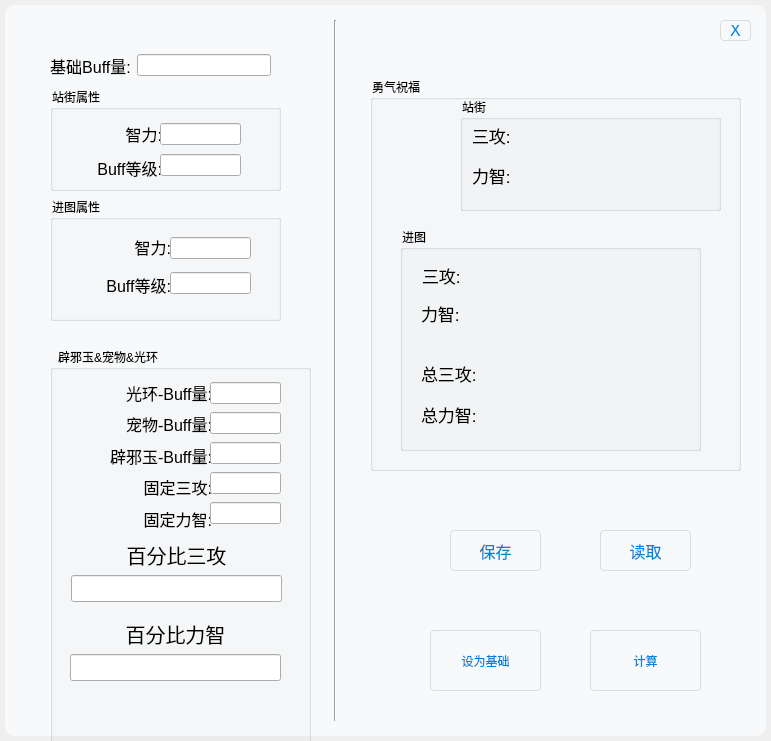
Old version of the form UI.ui in the repository Vixiu/count_buff.
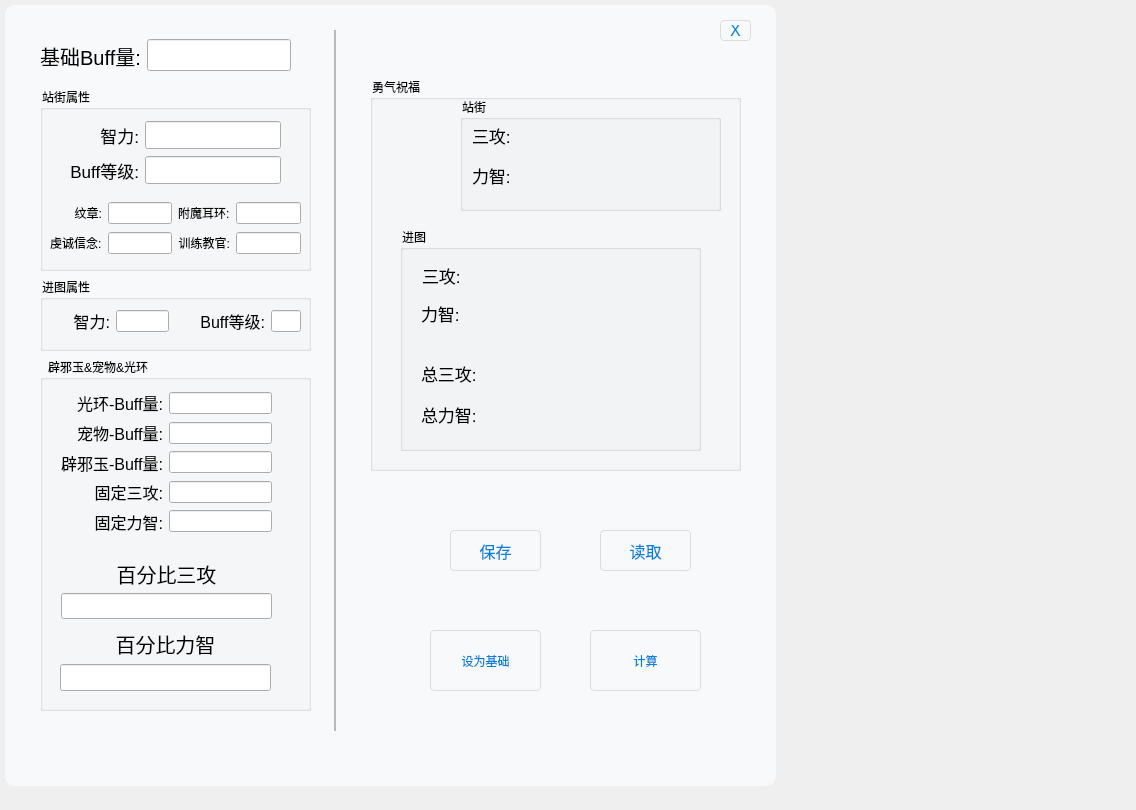
New version of the form. Icons and pictures are not drawn.

The edit to the form file:
```diff
--- a/UI.ui
+++ b/UI.ui
@@ -6,8 +6,8 @@
    <rect>
     <x>0</x>
     <y>0</y>
-    <width>771</width>
-    <height>741</height>
+    <width>1136</width>
+    <height>810</height>
    </rect>
   </property>
   <property name="windowTitle">
@@ -18,8 +18,8 @@
     <rect>
      <x>0</x>
      <y>0</y>
-     <width>771</width>
-     <height>741</height>
+     <width>781</width>
+     <height>791</height>
     </rect>
    </property>
    <property name="styleSheet">
@@ -694,11 +694,17 @@
     <property name="geometry">
      <rect>
       <x>320</x>
-      <y>20</y>
+      <y>30</y>
       <width>31</width>
       <height>701</height>
      </rect>
     </property>
+    <property name="lineWidth">
+     <number>0</number>
+    </property>
+    <property name="midLineWidth">
+     <number>2</number>
+    </property>
     <property name="orientation">
      <enum>Qt::Vertical</enum>
     </property>
@@ -706,27 +712,39 @@
    <widget class="QGroupBox" name="groupBox_6">
     <property name="geometry">
      <rect>
-      <x>50</x>
-      <y>200</y>
-      <width>231</width>
-      <height>121</height>
+      <x>40</x>
+      <y>280</y>
+      <width>271</width>
+      <height>71</height>
      </rect>
     </property>
     <property name="title">
      <string>进图属性</string>
     </property>
-    <widget class="QWidget" name="layoutWidget_9">
+    <widget class="QWidget" name="layoutWidget">
      <property name="geometry">
       <rect>
        <x>20</x>
-       <y>30</y>
-       <width>101</width>
-       <height>71</height>
+       <y>20</y>
+       <width>241</width>
+       <height>42</height>
       </rect>
      </property>
-     <layout class="QVBoxLayout" name="verticalLayout_11">
+     <layout class="QHBoxLayout" name="horizontalLayout_8">
       <item>
-       <widget class="QLabel" name="label_15">
+       <widget class="QLabel" name="label_17">
+        <property name="minimumSize">
+         <size>
+          <width>50</width>
+          <height>40</height>
+         </size>
+        </property>
+        <property name="maximumSize">
+         <size>
+          <width>50</width>
+          <height>40</height>
+         </size>
+        </property>
         <property name="font">
          <font>
           <pointsize>12</pointsize>
@@ -740,38 +758,51 @@
         </property>
        </widget>
       </item>
-      <item>
-       <widget class="QLabel" name="label_32">
-        <property name="font">
-         <font>
-          <pointsize>12</pointsize>
-         </font>
-        </property>
-        <property name="text">
-         <string>Buff等级:</string>
-        </property>
-        <property name="alignment">
-         <set>Qt::AlignRight|Qt::AlignTrailing|Qt::AlignVCenter</set>
-        </property>
-       </widget>
-      </item>
-     </layout>
-    </widget>
-    <widget class="QWidget" name="verticalLayoutWidget_8">
-     <property name="geometry">
-      <rect>
-       <x>120</x>
-       <y>30</y>
-       <width>81</width>
-       <height>71</height>
-      </rect>
-     </property>
-     <layout class="QVBoxLayout" name="verticalLayout_12">
       <item>
        <widget class="QLineEdit" name="jt_zhili"/>
       </item>
       <item>
-       <widget class="QLineEdit" name="jt_lv"/>
+       <widget class="QLabel" name="label_33">
+        <property name="minimumSize">
+         <size>
+          <width>90</width>
+          <height>40</height>
+         </size>
+        </property>
+        <property name="maximumSize">
+         <size>
+          <width>90</width>
+          <height>40</height>
+         </size>
+        </property>
+        <property name="font">
+         <font>
+          <pointsize>12</pointsize>
+         </font>
+        </property>
+        <property name="text">
+         <string>Buff等级:</string>
+        </property>
+        <property name="alignment">
+         <set>Qt::AlignRight|Qt::AlignTrailing|Qt::AlignVCenter</set>
+        </property>
+       </widget>
+      </item>
+      <item>
+       <widget class="QLineEdit" name="jt_lv">
+        <property name="minimumSize">
+         <size>
+          <width>30</width>
+          <height>0</height>
+         </size>
+        </property>
+        <property name="maximumSize">
+         <size>
+          <width>30</width>
+          <height>16777215</height>
+         </size>
+        </property>
+       </widget>
       </item>
      </layout>
     </widget>
@@ -779,30 +810,30 @@
    <widget class="QGroupBox" name="groupBox_5">
     <property name="geometry">
      <rect>
-      <x>50</x>
+      <x>40</x>
       <y>90</y>
-      <width>231</width>
-      <height>101</height>
+      <width>271</width>
+      <height>181</height>
      </rect>
     </property>
     <property name="title">
      <string>站街属性</string>
     </property>
-    <widget class="QWidget" name="layoutWidget_8">
+    <widget class="QWidget" name="layoutWidget">
      <property name="geometry">
       <rect>
-       <x>20</x>
+       <x>30</x>
        <y>30</y>
-       <width>92</width>
-       <height>61</height>
+       <width>211</width>
+       <height>65</height>
       </rect>
      </property>
-     <layout class="QVBoxLayout" name="verticalLayout_9">
-      <item>
+     <layout class="QGridLayout" name="gridLayout_4">
+      <item row="0" column="0">
        <widget class="QLabel" name="label_3">
         <property name="font">
          <font>
-          <pointsize>12</pointsize>
+          <pointsize>13</pointsize>
          </font>
         </property>
         <property name="text">
@@ -813,11 +844,26 @@
         </property>
        </widget>
       </item>
-      <item>
+      <item row="0" column="1">
+       <widget class="QLineEdit" name="zj_zhili">
+        <property name="font">
+         <font>
+          <pointsize>13</pointsize>
+         </font>
+        </property>
+        <property name="inputMask">
+         <string/>
+        </property>
+        <property name="alignment">
+         <set>Qt::AlignCenter</set>
+        </property>
+       </widget>
+      </item>
+      <item row="1" column="0">
        <widget class="QLabel" name="label_5">
         <property name="font">
          <font>
-          <pointsize>12</pointsize>
+          <pointsize>13</pointsize>
          </font>
         </property>
         <property name="text">
@@ -834,23 +880,91 @@
         </property>
        </widget>
       </item>
+      <item row="1" column="1">
+       <widget class="QLineEdit" name="zl_lv">
+        <property name="font">
+         <font>
+          <pointsize>13</pointsize>
+         </font>
+        </property>
+        <property name="alignment">
+         <set>Qt::AlignCenter</set>
+        </property>
+       </widget>
+      </item>
      </layout>
     </widget>
-    <widget class="QWidget" name="verticalLayoutWidget_7">
+    <widget class="QWidget" name="layoutWidget">
      <property name="geometry">
       <rect>
-       <x>110</x>
-       <y>30</y>
-       <width>81</width>
-       <height>61</height>
+       <x>10</x>
+       <y>110</y>
+       <width>251</width>
+       <height>57</height>
       </rect>
      </property>
-     <layout class="QVBoxLayout" name="verticalLayout_10">
-      <item>
-       <widget class="QLineEdit" name="zj_zhili"/>
+     <layout class="QGridLayout" name="gridLayout">
+      <item row="0" column="0">
+       <widget class="QLabel" name="label_9">
+        <property name="text">
+         <string>纹章:</string>
+        </property>
+        <property name="alignment">
+         <set>Qt::AlignRight|Qt::AlignTrailing|Qt::AlignVCenter</set>
+        </property>
+       </widget>
       </item>
-      <item>
-       <widget class="QLineEdit" name="zl_lv"/>
+      <item row="0" column="1">
+       <widget class="QLineEdit" name="zj_xz">
+        <property name="text">
+         <string/>
+        </property>
+       </widget>
+      </item>
+      <item row="0" column="2">
+       <widget class="QLabel" name="label_2">
+        <property name="text">
+         <string>附魔耳环:</string>
+        </property>
+       </widget>
+      </item>
+      <item row="0" column="3">
+       <widget class="QLineEdit" name="zj_eh">
+        <property name="text">
+         <string/>
+        </property>
+       </widget>
+      </item>
+      <item row="1" column="0">
+       <widget class="QLabel" name="label_7">
+        <property name="text">
+         <string>虔诚信念:</string>
+        </property>
+       </widget>
+      </item>
+      <item row="1" column="1">
+       <widget class="QLineEdit" name="zj_bd">
+        <property name="text">
+         <string/>
+        </property>
+       </widget>
+      </item>
+      <item row="1" column="2">
+       <widget class="QLabel" name="label_4">
+        <property name="text">
+         <string>训练教官:</string>
+        </property>
+        <property name="alignment">
+         <set>Qt::AlignRight|Qt::AlignTrailing|Qt::AlignVCenter</set>
+        </property>
+       </widget>
+      </item>
+      <item row="1" column="3">
+       <widget class="QLineEdit" name="zj_gh">
+        <property name="text">
+         <string/>
+        </property>
+       </widget>
       </item>
      </layout>
     </widget>
@@ -858,136 +972,22 @@
    <widget class="QGroupBox" name="groupBox_4">
     <property name="geometry">
      <rect>
-      <x>50</x>
-      <y>350</y>
-      <width>261</width>
-      <height>441</height>
+      <x>40</x>
+      <y>360</y>
+      <width>271</width>
+      <height>351</height>
      </rect>
     </property>
     <property name="title">
      <string>辟邪玉&amp;&amp;宠物&amp;&amp;光环</string>
     </property>
-    <widget class="QWidget" name="verticalLayoutWidget_5">
-     <property name="geometry">
-      <rect>
-       <x>20</x>
-       <y>30</y>
-       <width>142</width>
-       <height>151</height>
-      </rect>
-     </property>
-     <layout class="QVBoxLayout" name="verticalLayout_7">
-      <item>
-       <widget class="QLabel" name="label_16">
-        <property name="font">
-         <font>
-          <pointsize>12</pointsize>
-         </font>
-        </property>
-        <property name="text">
-         <string>光环-Buff量:</string>
-        </property>
-        <property name="alignment">
-         <set>Qt::AlignRight|Qt::AlignTrailing|Qt::AlignVCenter</set>
-        </property>
-       </widget>
-      </item>
-      <item>
-       <widget class="QLabel" name="label">
-        <property name="font">
-         <font>
-          <pointsize>12</pointsize>
-         </font>
-        </property>
-        <property name="text">
-         <string>宠物-Buff量:</string>
-        </property>
-        <property name="alignment">
-         <set>Qt::AlignRight|Qt::AlignTrailing|Qt::AlignVCenter</set>
-        </property>
-       </widget>
-      </item>
-      <item>
-       <widget class="QLabel" name="label_12">
-        <property name="font">
-         <font>
-          <pointsize>12</pointsize>
-         </font>
-        </property>
-        <property name="text">
-         <string>辟邪玉-Buff量:</string>
-        </property>
-        <property name="alignment">
-         <set>Qt::AlignRight|Qt::AlignTrailing|Qt::AlignVCenter</set>
-        </property>
-       </widget>
-      </item>
-      <item>
-       <widget class="QLabel" name="label_10">
-        <property name="font">
-         <font>
-          <pointsize>12</pointsize>
-         </font>
-        </property>
-        <property name="text">
-         <string>固定三攻:</string>
-        </property>
-        <property name="alignment">
-         <set>Qt::AlignRight|Qt::AlignTrailing|Qt::AlignVCenter</set>
-        </property>
-       </widget>
-      </item>
-      <item>
-       <widget class="QLabel" name="label_18">
-        <property name="font">
-         <font>
-          <pointsize>12</pointsize>
-         </font>
-        </property>
-        <property name="text">
-         <string>固定力智:</string>
-        </property>
-        <property name="alignment">
-         <set>Qt::AlignRight|Qt::AlignTrailing|Qt::AlignVCenter</set>
-        </property>
-       </widget>
-      </item>
-     </layout>
-    </widget>
-    <widget class="QWidget" name="verticalLayoutWidget_6">
-     <property name="geometry">
-      <rect>
-       <x>160</x>
-       <y>30</y>
-       <width>71</width>
-       <height>151</height>
-      </rect>
-     </property>
-     <layout class="QVBoxLayout" name="verticalLayout_8">
-      <item>
-       <widget class="QLineEdit" name="buff_gh"/>
-      </item>
-      <item>
-       <widget class="QLineEdit" name="buff_cw"/>
-      </item>
-      <item>
-       <widget class="QLineEdit" name="buff_bxy"/>
-      </item>
-      <item>
-       <widget class="QLineEdit" name="sg_guding"/>
-      </item>
-      <item>
-       <widget class="QLineEdit" name="lz_guding"/>
-      </item>
-     </layout>
-    </widget>
     <widget class="QWidget" name="layoutWidget_7">
      <property name="geometry">
       <rect>
        <x>21</x>
-       <y>191</y>
+       <y>201</y>
        <width>211</width>
-       <height>61</height>
+       <height>58</height>
       </rect>
      </property>
      <layout class="QVBoxLayout" name="verticalLayout">
@@ -1014,6 +1014,9 @@
           <underline>false</underline>
          </font>
         </property>
+        <property name="alignment">
+         <set>Qt::AlignCenter</set>
+        </property>
        </widget>
       </item>
      </layout>
@@ -1050,6 +1053,131 @@
           <pointsize>12</pointsize>
          </font>
         </property>
+        <property name="alignment">
+         <set>Qt::AlignCenter</set>
+        </property>
+       </widget>
+      </item>
+     </layout>
+    </widget>
+    <widget class="QWidget" name="layoutWidget">
+     <property name="geometry">
+      <rect>
+       <x>21</x>
+       <y>31</y>
+       <width>211</width>
+       <height>142</height>
+      </rect>
+     </property>
+     <layout class="QGridLayout" name="gridLayout_2">
+      <item row="0" column="0">
+       <widget class="QLabel" name="label_16">
+        <property name="font">
+         <font>
+          <pointsize>12</pointsize>
+         </font>
+        </property>
+        <property name="text">
+         <string>光环-Buff量:</string>
+        </property>
+        <property name="alignment">
+         <set>Qt::AlignRight|Qt::AlignTrailing|Qt::AlignVCenter</set>
+        </property>
+       </widget>
+      </item>
+      <item row="0" column="1">
+       <widget class="QLineEdit" name="buff_gh">
+        <property name="alignment">
+         <set>Qt::AlignCenter</set>
+        </property>
+       </widget>
+      </item>
+      <item row="1" column="0">
+       <widget class="QLabel" name="label">
+        <property name="font">
+         <font>
+          <pointsize>12</pointsize>
+         </font>
+        </property>
+        <property name="text">
+         <string>宠物-Buff量:</string>
+        </property>
+        <property name="alignment">
+         <set>Qt::AlignRight|Qt::AlignTrailing|Qt::AlignVCenter</set>
+        </property>
+       </widget>
+      </item>
+      <item row="1" column="1">
+       <widget class="QLineEdit" name="buff_cw">
+        <property name="alignment">
+         <set>Qt::AlignCenter</set>
+        </property>
+       </widget>
+      </item>
+      <item row="2" column="0">
+       <widget class="QLabel" name="label_12">
+        <property name="font">
+         <font>
+          <pointsize>12</pointsize>
+         </font>
+        </property>
+        <property name="text">
+         <string>辟邪玉-Buff量:</string>
+        </property>
+        <property name="alignment">
+         <set>Qt::AlignRight|Qt::AlignTrailing|Qt::AlignVCenter</set>
+        </property>
+       </widget>
+      </item>
+      <item row="2" column="1">
+       <widget class="QLineEdit" name="buff_bxy">
+        <property name="alignment">
+         <set>Qt::AlignCenter</set>
+        </property>
+       </widget>
+      </item>
+      <item row="3" column="0">
+       <widget class="QLabel" name="label_10">
+        <property name="font">
+         <font>
+          <pointsize>12</pointsize>
+         </font>
+        </property>
+        <property name="text">
+         <string>固定三攻:</string>
+        </property>
+        <property name="alignment">
+         <set>Qt::AlignRight|Qt::AlignTrailing|Qt::AlignVCenter</set>
+        </property>
+       </widget>
+      </item>
+      <item row="3" column="1">
+       <widget class="QLineEdit" name="sg_guding">
+        <property name="alignment">
+         <set>Qt::AlignCenter</set>
+        </property>
+       </widget>
+      </item>
+      <item row="4" column="0">
+       <widget class="QLabel" name="label_18">
+        <property name="font">
+         <font>
+          <pointsize>12</pointsize>
+         </font>
+        </property>
+        <property name="text">
+         <string>固定力智:</string>
+        </property>
+        <property name="alignment">
+         <set>Qt::AlignRight|Qt::AlignTrailing|Qt::AlignVCenter</set>
+        </property>
+       </widget>
+      </item>
+      <item row="4" column="1">
+       <widget class="QLineEdit" name="lz_guding">
+        <property name="alignment">
+         <set>Qt::AlignCenter</set>
+        </property>
        </widget>
       </item>
      </layout>
@@ -1058,9 +1186,9 @@
    <widget class="QWidget" name="layoutWidget_11">
     <property name="geometry">
      <rect>
-      <x>50</x>
-      <y>40</y>
-      <width>221</width>
+      <x>40</x>
+      <y>30</y>
+      <width>251</width>
       <height>51</height>
      </rect>
     </property>
@@ -1070,7 +1198,7 @@
        <property name="font">
         <font>
          <family>Arial</family>
-         <pointsize>12</pointsize>
+         <pointsize>15</pointsize>
         </font>
        </property>
        <property name="text">
@@ -1082,7 +1210,22 @@
       </widget>
      </item>
      <item>
-      <widget class="QLineEdit" name="buff_liang"/>
+      <widget class="QLineEdit" name="buff_liang">
+       <property name="font">
+        <font>
+         <pointsize>15</pointsize>
+        </font>
+       </property>
+       <property name="inputMask">
+        <string notr="true"/>
+       </property>
+       <property name="text">
+        <string/>
+       </property>
+       <property name="alignment">
+        <set>Qt::AlignCenter</set>
+       </property>
+      </widget>
      </item>
     </layout>
    </widget>
```
